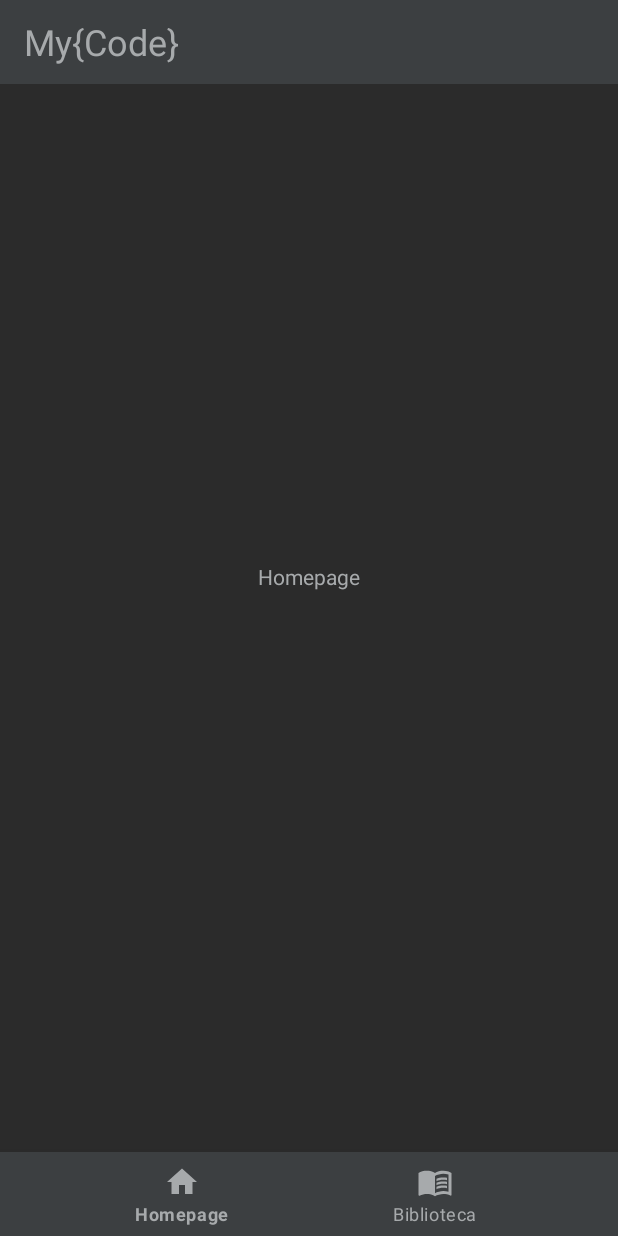
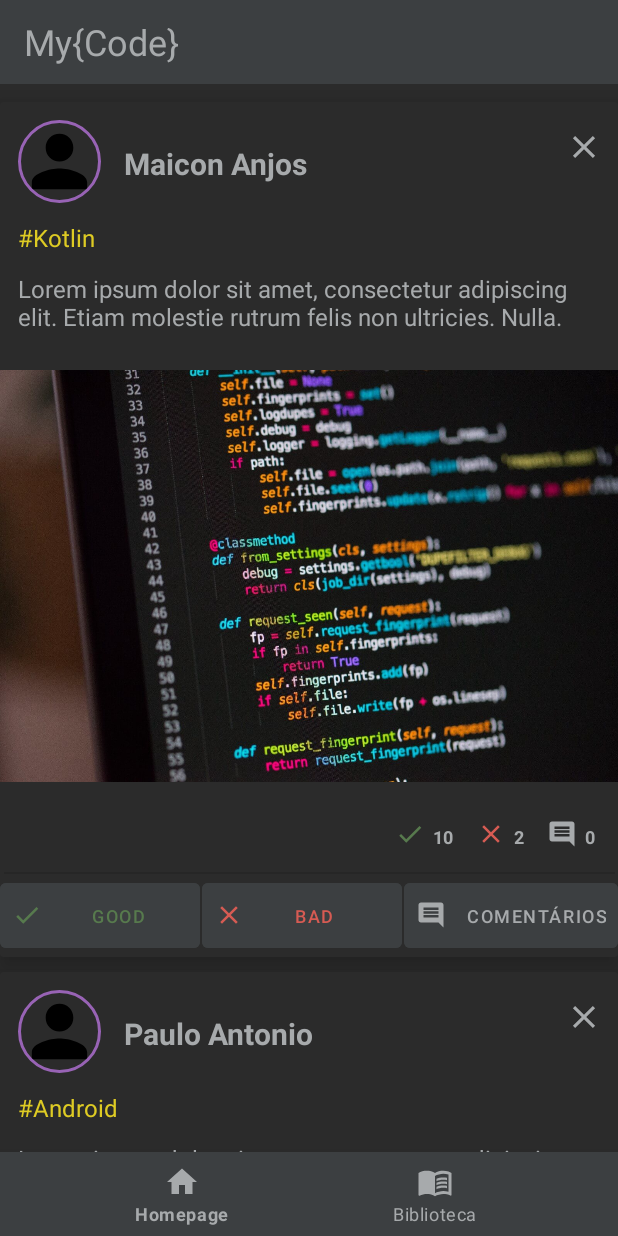
Before and after one commit to MaiconCastello/App-MyCode, an Android app: the screen it shows after launch (MainActivity), on a phone screen of 412 x 824 dp. Run offline under Robolectric (Android 15) with nearby library versions, the phone set to English and light mode, and no system bars; our stand-ins replace CircleImageView, navigation-ui.

Commit message:
Layout Homepage - Estático

```diff
--- a/app/src/main/java/com/generation/mycode/HomepageFragment.kt
+++ b/app/src/main/java/com/generation/mycode/HomepageFragment.kt
@@ -5,7 +5,11 @@ import android.view.LayoutInflater
 import android.view.View
 import android.view.ViewGroup
 import androidx.fragment.app.Fragment
+import androidx.recyclerview.widget.LinearLayoutManager
+import com.generation.mycode.adapter.PublicacoesAdapter
 import com.generation.mycode.databinding.HomepageFragmentBinding
+import com.generation.mycode.model.Comentario
+import com.generation.mycode.model.Publicacoes
 
 class HomepageFragment : Fragment() {
 
@@ -19,6 +23,33 @@ class HomepageFragment : Fragment() {
         // Inflate the layout
         binding = HomepageFragmentBinding.inflate(layoutInflater,container,false)
 
+        val listPublicacoes = listOf<Publicacoes>(
+            Publicacoes(1,
+                "Kotlin",
+                "Lorem ipsum dolor sit amet, consectetur adipiscing elit. Etiam molestie rutrum felis non ultricies. Nulla.",
+                "Maicon Anjos",
+                10,
+                2,
+                emptyList<Comentario>()
+            ),
+            Publicacoes(2,
+                "Android",
+                "Lorem ipsum dolor sit amet, consectetur adipiscing elit. Nullam dignissim, sem vitae pellentesque commodo, mi ligula rhoncus ante, eu bibendum.",
+                "Paulo Antonio",
+                15,
+                1,
+                emptyList<Comentario>()
+            )
+
+        )
+
+        val adapter = PublicacoesAdapter()
+        binding.recyclerPublicacoes.layoutManager = LinearLayoutManager(context)
+        binding.recyclerPublicacoes.adapter = adapter
+        binding.recyclerPublicacoes.setHasFixedSize(true)
+
+        adapter.setList(listPublicacoes)
+
         return binding.root
     }
 
--- /dev/null
+++ b/app/src/main/java/com/generation/mycode/adapter/PublicacoesAdapter.kt
@@ -0,0 +1,46 @@
+package com.generation.mycode.adapter
+
+import android.view.LayoutInflater
+import android.view.ViewGroup
+import androidx.recyclerview.widget.RecyclerView
+import com.generation.mycode.databinding.CardHomepageBinding
+import com.generation.mycode.model.Publicacoes
+
+class PublicacoesAdapter: RecyclerView.Adapter<PublicacoesAdapter.PublicacoesViewHolder>(){
+
+    private var listPublicacoes = emptyList<Publicacoes>()
+
+    class PublicacoesViewHolder(val binding: CardHomepageBinding):
+            RecyclerView.ViewHolder(binding.root)
+
+    override fun onCreateViewHolder(parent: ViewGroup, viewType: Int): PublicacoesViewHolder {
+    return PublicacoesViewHolder(
+        CardHomepageBinding.inflate(
+            LayoutInflater.from(parent.context), parent, false
+        )
+    )
+    }
+
+    override fun onBindViewHolder(holder: PublicacoesViewHolder, position: Int) {
+        val publicacao = listPublicacoes[position]
+
+        holder.binding.textUsuario.text = publicacao.usuario
+        holder.binding.textCategoria.text = "#${publicacao.categoria}"
+        holder.binding.textDescricaoPublicacao.text = publicacao.conteudo
+        holder.binding.qtdComentarios.text = publicacao.comentario.toString()
+        holder.binding.qtdGood.text = publicacao.good.toString()
+        holder.binding.qtdBad.text = publicacao.bad.toString()
+        holder.binding.qtdComentarios.text = publicacao.comentario.size.toString()
+
+    }
+
+    override fun getItemCount(): Int {
+        return listPublicacoes.size
+    }
+
+    fun setList(list: List<Publicacoes>){
+        listPublicacoes =list
+        notifyDataSetChanged()
+    }
+
+}
--- /dev/null
+++ b/app/src/main/java/com/generation/mycode/model/Comentario.kt
@@ -0,0 +1,4 @@
+package com.generation.mycode.model
+
+class Comentario {
+}
--- /dev/null
+++ b/app/src/main/java/com/generation/mycode/model/Publicacoes.kt
@@ -0,0 +1,12 @@
+package com.generation.mycode.model
+
+class Publicacoes(
+    var id: Long,
+    var categoria: String,
+    var conteudo: String,
+    var usuario: String,
+    var good: Int,
+    var bad: Int,
+    var comentario: List<Comentario>
+) {
+}
--- /dev/null
+++ b/app/src/main/res/drawable/ic_close.xml
@@ -0,0 +1,5 @@
+<vector android:height="24dp" android:tint="#000000"
+    android:viewportHeight="24" android:viewportWidth="24"
+    android:width="24dp" xmlns:android="http://schemas.android.com/apk/res/android">
+    <path android:fillColor="@android:color/white" android:pathData="M19,6.41L17.59,5 12,10.59 6.41,5 5,6.41 10.59,12 5,17.59 6.41,19 12,13.41 17.59,19 19,17.59 13.41,12z"/>
+</vector>
--- /dev/null
+++ b/app/src/main/res/drawable/ic_comment.xml
@@ -0,0 +1,5 @@
+<vector android:autoMirrored="true" android:height="24dp"
+    android:tint="#000000" android:viewportHeight="24"
+    android:viewportWidth="24" android:width="24dp" xmlns:android="http://schemas.android.com/apk/res/android">
+    <path android:fillColor="@android:color/white" android:pathData="M21.99,4c0,-1.1 -0.89,-2 -1.99,-2L4,2c-1.1,0 -2,0.9 -2,2v12c0,1.1 0.9,2 2,2h14l4,4 -0.01,-18zM18,14L6,14v-2h12v2zM18,11L6,11L6,9h12v2zM18,8L6,8L6,6h12v2z"/>
+</vector>
--- /dev/null
+++ b/app/src/main/res/drawable/ic_good.xml
@@ -0,0 +1,5 @@
+<vector android:height="24dp" android:tint="#000000"
+    android:viewportHeight="24" android:viewportWidth="24"
+    android:width="24dp" xmlns:android="http://schemas.android.com/apk/res/android">
+    <path android:fillColor="@android:color/white" android:pathData="M9,16.17L4.83,12l-1.42,1.41L9,19 21,7l-1.41,-1.41z"/>
+</vector>
--- /dev/null
+++ b/app/src/main/res/drawable/ic_user.xml
@@ -0,0 +1,5 @@
+<vector android:height="24dp" android:tint="#000000"
+    android:viewportHeight="24" android:viewportWidth="24"
+    android:width="24dp" xmlns:android="http://schemas.android.com/apk/res/android">
+    <path android:fillColor="@android:color/white" android:pathData="M12,12c2.21,0 4,-1.79 4,-4s-1.79,-4 -4,-4 -4,1.79 -4,4 1.79,4 4,4zM12,14c-2.67,0 -8,1.34 -8,4v2h16v-2c0,-2.66 -5.33,-4 -8,-4z"/>
+</vector>
--- /dev/null
+++ b/app/src/main/res/layout/card_homepage.xml
@@ -0,0 +1,252 @@
+<?xml version="1.0" encoding="utf-8"?>
+<androidx.cardview.widget.CardView xmlns:android="http://schemas.android.com/apk/res/android"
+    xmlns:app="http://schemas.android.com/apk/res-auto"
+    xmlns:tools="http://schemas.android.com/tools"
+    android:layout_width="match_parent"
+    android:layout_height="wrap_content"
+    android:layout_marginTop="10dp"
+    android:scrollbarSize="0dp"
+    app:cardBackgroundColor="#2B2B2B"
+    app:cardElevation="10dp"
+    >
+
+
+    <androidx.constraintlayout.widget.ConstraintLayout
+        android:layout_width="match_parent"
+        android:layout_height="match_parent"
+        android:backgroundTint="#B89373"
+        android:orientation="vertical"
+        android:padding="0dp">
+
+        <de.hdodenhof.circleimageview.CircleImageView
+            android:id="@+id/imagePerfil"
+            android:layout_width="55dp"
+            android:layout_height="55dp"
+            android:layout_marginStart="12dp"
+            android:layout_marginTop="12dp"
+            android:cropToPadding="true"
+            android:scrollbarSize="0dp"
+            app:layout_constraintEnd_toEndOf="parent"
+            app:layout_constraintHorizontal_bias="0.0"
+            app:layout_constraintStart_toStartOf="parent"
+            app:layout_constraintTop_toTopOf="parent"
+            android:src="@drawable/ic_user"
+            app:civ_border_width="2dp"
+            app:civ_border_color="#9863B5"
+            app:civ_circle_background_color="#A7AAAC"
+            />
+
+        <TextView
+            android:id="@+id/textUsuario"
+            android:layout_width="wrap_content"
+            android:layout_height="wrap_content"
+            android:layout_marginStart="15dp"
+            android:layout_marginTop="27dp"
+            android:textColor="#A7AAAC"
+            android:textSize="20sp"
+            android:textStyle="bold"
+            app:layout_constraintStart_toEndOf="@+id/imagePerfil"
+            app:layout_constraintTop_toTopOf="parent"
+            tools:text="Usuário" />
+
+
+        <com.google.android.material.button.MaterialButton
+            android:id="@+id/deleteButton"
+            style="@style/Widget.MaterialComponents.Button.TextButton"
+            android:layout_width="25dp"
+            android:layout_height="35dp"
+            android:layout_marginTop="12dp"
+            android:layout_marginEnd="12dp"
+            android:padding="2dp"
+            app:icon="@drawable/ic_close"
+            app:iconSize="25dp"
+            app:iconTint="#A7AAAC"
+            app:layout_constraintEnd_toEndOf="parent"
+            app:layout_constraintTop_toTopOf="parent" />
+
+        <TextView
+            android:id="@+id/textCategoria"
+            android:layout_width="match_parent"
+            android:layout_height="wrap_content"
+            android:layout_marginStart="12dp"
+            android:layout_marginTop="12dp"
+            android:layout_marginEnd="12dp"
+            android:textColor="#DECB24"
+            android:textSize="16sp"
+            app:layout_constraintEnd_toEndOf="parent"
+            app:layout_constraintStart_toStartOf="parent"
+            app:layout_constraintTop_toBottomOf="@id/imagePerfil"
+            tools:text="#Categoria" />
+
+        <TextView
+            android:id="@+id/textDescricaoPublicacao"
+            android:layout_width="match_parent"
+            android:layout_height="wrap_content"
+            android:layout_marginStart="12dp"
+            android:layout_marginTop="12dp"
+            android:layout_marginEnd="12dp"
+            android:textColor="#A7AAAC"
+            android:textSize="16sp"
+            app:layout_constraintEnd_toEndOf="parent"
+            app:layout_constraintStart_toStartOf="parent"
+            app:layout_constraintTop_toBottomOf="@id/textCategoria"
+            tools:text="Conteúdo da publicação" />
+
+        <ImageView
+            android:id="@+id/imagePost"
+            android:layout_width="match_parent"
+            android:layout_height="300dp"
+            android:layout_marginTop="12dp"
+            app:layout_constraintEnd_toEndOf="parent"
+            app:layout_constraintStart_toStartOf="parent"
+            app:layout_constraintTop_toBottomOf="@+id/textDescricaoPublicacao"
+            app:srcCompat="@drawable/example" />
+
+        <TextView
+            android:id="@+id/qtdBad"
+            android:layout_width="wrap_content"
+            android:layout_height="wrap_content"
+            android:layout_marginTop="15dp"
+            android:layout_marginEnd="15dp"
+            android:textColor="#A7AAAC"
+            android:textSize="12sp"
+            android:textStyle="bold"
+            app:layout_constraintEnd_toStartOf="@+id/comentariosIcon"
+            app:layout_constraintTop_toBottomOf="@+id/imagePost"
+            tools:text="13" />
+
+        <ImageView
+            android:id="@+id/badIcon"
+            android:layout_width="20dp"
+            android:layout_height="20dp"
+            android:layout_marginTop="12dp"
+            android:layout_marginEnd="5dp"
+            app:layout_constraintEnd_toStartOf="@+id/qtdBad"
+            app:layout_constraintTop_toBottomOf="@+id/imagePost"
+            app:srcCompat="@drawable/ic_close"
+            app:tint="#D65B53" />
+
+        <ImageView
+            android:id="@+id/goodIcon"
+            android:layout_width="20dp"
+            android:layout_height="20dp"
+            android:layout_marginTop="12dp"
+            android:layout_marginEnd="5dp"
+            app:layout_constraintEnd_toStartOf="@+id/qtdGood"
+            app:layout_constraintTop_toBottomOf="@+id/imagePost"
+            app:srcCompat="@drawable/ic_good"
+            app:tint="#577A4D" />
+
+        <TextView
+            android:id="@+id/qtdGood"
+            android:layout_width="wrap_content"
+            android:layout_height="wrap_content"
+            android:layout_marginTop="15dp"
+            android:layout_marginEnd="15dp"
+            android:textColor="#A7AAAC"
+            android:textSize="12sp"
+            android:textStyle="bold"
+            app:layout_constraintEnd_toStartOf="@+id/badIcon"
+            app:layout_constraintTop_toBottomOf="@+id/imagePost"
+            tools:text="13" />
+
+        <TextView
+            android:id="@+id/qtdComentarios"
+            android:layout_width="wrap_content"
+            android:layout_height="wrap_content"
+            android:layout_marginTop="15dp"
+            android:layout_marginEnd="15dp"
+            android:textColor="#A7AAAC"
+            android:textSize="12sp"
+            android:textStyle="bold"
+            app:layout_constraintEnd_toEndOf="parent"
+            app:layout_constraintTop_toBottomOf="@+id/imagePost"
+            tools:text="13" />
+
+
+
+        <androidx.constraintlayout.widget.Guideline
+            android:id="@+id/guideline2"
+            android:layout_width="wrap_content"
+            android:layout_height="wrap_content"
+            android:orientation="horizontal"
+            app:layout_constraintGuide_end="189dp" />
+
+        <ImageView
+            android:id="@+id/comentariosIcon"
+            android:layout_width="20dp"
+            android:layout_height="20dp"
+            android:layout_marginTop="12dp"
+            android:layout_marginEnd="5dp"
+            app:layout_constraintEnd_toStartOf="@+id/qtdComentarios"
+            app:layout_constraintTop_toBottomOf="@+id/imagePost"
+            app:srcCompat="@drawable/ic_comment"
+            app:tint="#A7AAAC"/>
+
+
+        <com.google.android.material.button.MaterialButton
+            android:id="@+id/badButton"
+            style="@style/Widget.MaterialComponents.Button.TextButton"
+            android:layout_width="0dp"
+            android:layout_height="55dp"
+            android:layout_marginStart="1dp"
+            android:layout_marginEnd="1dp"
+            android:backgroundTint="#3C3F41"
+            android:text="Bad"
+            android:textColor="#D65B53"
+            android:textSize="12sp"
+            app:icon="@drawable/ic_close"
+            app:iconSize="20dp"
+            app:iconTint="#D65B53"
+            app:layout_constraintBottom_toBottomOf="parent"
+            app:layout_constraintEnd_toStartOf="@+id/comentariosButton"
+            app:layout_constraintStart_toEndOf="@+id/goodButton"
+            android:paddingRight="15dp"/>
+
+        <com.google.android.material.button.MaterialButton
+            android:id="@+id/goodButton"
+            style="@style/Widget.MaterialComponents.Button.TextButton"
+            android:layout_width="0dp"
+            android:layout_height="55dp"
+            android:backgroundTint="#3C3F41"
+            android:text="Good"
+            android:textColor="#577A4D"
+            android:textSize="12sp"
+            app:icon="@drawable/ic_good"
+            app:iconSize="20dp"
+            app:iconTint="#577A4D"
+            app:layout_constraintBottom_toBottomOf="parent"
+            app:layout_constraintEnd_toStartOf="@+id/badButton"
+            app:layout_constraintStart_toStartOf="parent" />
+
+        <com.google.android.material.button.MaterialButton
+            android:id="@+id/comentariosButton"
+            style="@style/Widget.MaterialComponents.Button.TextButton"
+            android:layout_width="0dp"
+            android:layout_height="55dp"
+            android:backgroundTint="#3C3F41"
+            android:text="Comentários"
+            android:textColor="#A7AAAC"
+            android:textSize="12sp"
+            app:icon="@drawable/ic_comment"
+            app:iconSize="20dp"
+            app:iconTint="#A7AAAC"
+            app:layout_constraintBottom_toBottomOf="parent"
+            app:layout_constraintEnd_toEndOf="parent"
+            android:paddingLeft="8dp"
+            android:paddingRight="8dp"
+            app:iconPadding="13dp"/>
+
+        <View
+            android:id="@+id/divider"
+            android:layout_width="407dp"
+            android:layout_height="1dp"
+            android:layout_marginTop="15dp"
+            android:background="?android:attr/listDivider"
+            app:layout_constraintBottom_toTopOf="@+id/goodButton"
+            app:layout_constraintEnd_toEndOf="parent"
+            app:layout_constraintStart_toStartOf="parent"
+            app:layout_constraintTop_toBottomOf="@+id/goodIcon" />
+
+    </androidx.constraintlayout.widget.ConstraintLayout>
+</androidx.cardview.widget.CardView>
--- a/app/src/main/res/layout/homepage_fragment.xml
+++ b/app/src/main/res/layout/homepage_fragment.xml
@@ -25,14 +25,17 @@
 
     </androidx.coordinatorlayout.widget.CoordinatorLayout>
 
-    <TextView
-        android:id="@+id/textView2"
-        android:layout_width="wrap_content"
-        android:layout_height="wrap_content"
-        android:text="Homepage"
+    <androidx.recyclerview.widget.RecyclerView
+        android:id="@+id/recyclerPublicacoes"
+        android:layout_width="match_parent"
+        android:layout_height="0dp"
+        android:paddingTop="2dp"
         app:layout_constraintBottom_toBottomOf="parent"
         app:layout_constraintEnd_toEndOf="parent"
+        app:layout_constraintHorizontal_bias="0.0"
         app:layout_constraintStart_toStartOf="parent"
-        app:layout_constraintTop_toTopOf="parent"
-        android:textColor="#A7AAAC"/>
+        app:layout_constraintTop_toBottomOf="@+id/coordinatorLayout"
+        app:layout_constraintVertical_bias="0.0"
+        />
+
 </androidx.constraintlayout.widget.ConstraintLayout>
```
Also changed, not shown: app/src/main/res/drawable-v24/example.jpeg (added).
